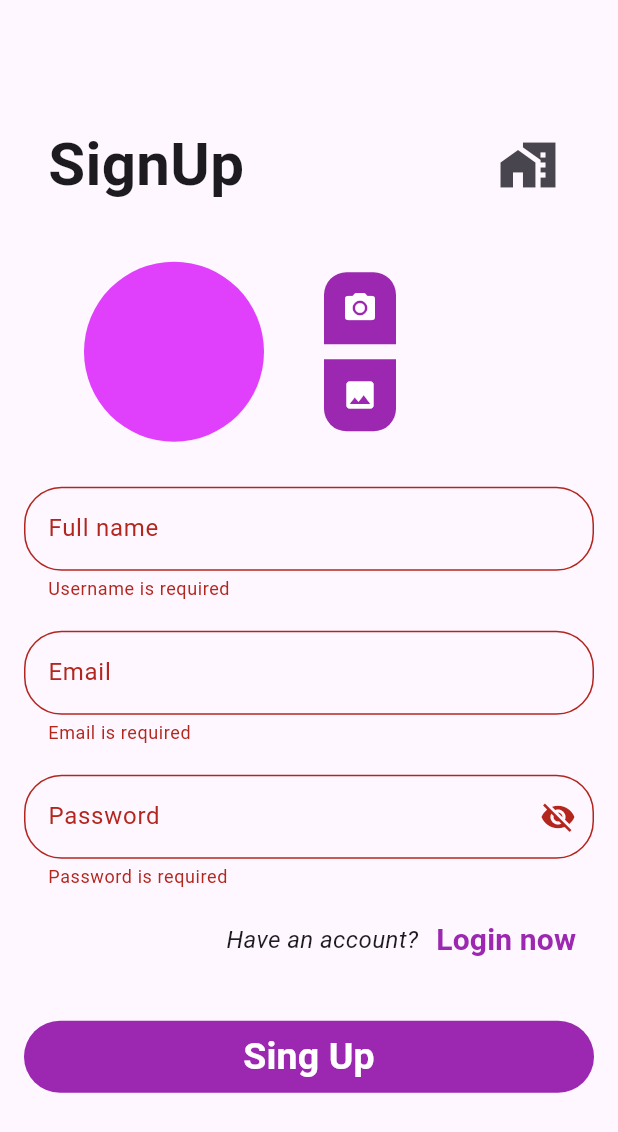
After one commit to AtalibAgAlmousleck/flutter-gradal-shop-app, a Flutter app: the CustomerRegister screen opened by its route, after a tap on "Sing Up", on a phone screen of 412 x 824 dp. The commit adds this screen. Shown: the top 1132 px of the screen. Run offline on Flutter 3.47's test engine with Material 3 defaults, Android fonts, the light colour scheme and no system bars; our stand-ins replace animated_text_kit.

Commit message:
Register UI first commit

```diff
--- /dev/null
+++ b/lib/authentication/customer_signup.dart
@@ -0,0 +1,182 @@
+// ignore_for_file: avoid_print
+
+import 'package:flutter/material.dart';
+
+import '../widgets/auth_widget.dart';
+
+class CustomerRegister extends StatefulWidget {
+  const CustomerRegister({super.key});
+
+  @override
+  State<CustomerRegister> createState() => _CustomerRegisterState();
+}
+
+class _CustomerRegisterState extends State<CustomerRegister> {
+  final GlobalKey<FormState> _formKey = GlobalKey<FormState>();
+  bool passwordVisibility = false;
+  @override
+  Widget build(BuildContext context) {
+    return Scaffold(
+      body: SafeArea(
+        child: Center(
+          child: SingleChildScrollView(
+            keyboardDismissBehavior: ScrollViewKeyboardDismissBehavior.onDrag,
+            reverse: true,
+            child: Padding(
+              padding: const EdgeInsets.all(16.0),
+              child: Form(
+                key: _formKey,
+                child: Column(
+                  children: [
+                    AuthHeaderLabel(
+                      headerLabel: 'SignUp',
+                    ),
+                    Row(
+                      children: [
+                        Padding(
+                          padding: const EdgeInsets.symmetric(
+                            vertical: 20,
+                            horizontal: 40,
+                          ),
+                          child: CircleAvatar(
+                            radius: 60,
+                            backgroundColor: Colors.purpleAccent,
+                          ),
+                        ),
+                        Column(
+                          children: [
+                            //! first container camera
+                            Container(
+                              decoration: BoxDecoration(
+                                color: Colors.purple,
+                                borderRadius: BorderRadius.only(
+                                  topLeft: Radius.circular(15),
+                                  topRight: Radius.circular(15),
+                                ),
+                              ),
+                              child: IconButton(
+                                icon: Icon(
+                                  Icons.camera_alt,
+                                  color: Colors.white,
+                                ),
+                                onPressed: () {
+                                  print('Pick image from camera');
+                                },
+                              ),
+                            ),
+                            SizedBox(
+                              height: 10,
+                            ),
+                            //!second container galary
+                            Container(
+                              decoration: BoxDecoration(
+                                color: Colors.purple,
+                                borderRadius: BorderRadius.only(
+                                  bottomLeft: Radius.circular(15),
+                                  bottomRight: Radius.circular(15),
+                                ),
+                              ),
+                              child: IconButton(
+                                icon: Icon(
+                                  Icons.photo,
+                                  color: Colors.white,
+                                ),
+                                onPressed: () {
+                                  print('Pick image from galary');
+                                },
+                              ),
+                            ),
+                          ],
+                        ),
+                      ],
+                    ),
+                    //! started text form for the registration form.
+                    Padding(
+                      padding: const EdgeInsets.symmetric(vertical: 10),
+                      child: TextFormField(
+                        validator: (value) {
+                          if (value!.isEmpty) {
+                            return "Username is required";
+                          }
+                          return null;
+                        },
+                        decoration: textFormDecoration.copyWith(
+                            labelText: 'Full name',
+                            hintText: 'Enter your Full name'),
+                      ),
+                    ),
+                    //! email
+                    Padding(
+                      padding: const EdgeInsets.symmetric(vertical: 10),
+                      child: TextFormField(
+                        validator: (value) {
+                          if (value!.isEmpty) {
+                            return "Email is required";
+                          } else if (value.isValidEmail() == false) {
+                            return 'Invalid email';
+                          } else if (value.isValidEmail() == true) {
+                            return null;
+                          }
+                          return null;
+                        },
+                        keyboardType: TextInputType.emailAddress,
+                        decoration: textFormDecoration.copyWith(
+                            labelText: 'Email', hintText: 'Enter your email'),
+                      ),
+                    ),
+                    //! password
+                    Padding(
+                      padding: const EdgeInsets.symmetric(vertical: 10),
+                      child: TextFormField(
+                        validator: (value) {
+                          if (value!.isEmpty) {
+                            return "Password is required";
+                          }
+                          return null;
+                        },
+                        obscureText: passwordVisibility,
+                        decoration: textFormDecoration.copyWith(
+                          suffixIcon: IconButton(
+                            onPressed: () {
+                              setState(() {
+                                passwordVisibility = !passwordVisibility;
+                              });
+                            },
+                            icon: Icon(
+                              passwordVisibility
+                                  ? Icons.visibility
+                                  : Icons.visibility_off,
+                            ),
+                          ),
+                          labelText: 'Password',
+                          hintText: 'Enter your password',
+                        ),
+                      ),
+                    ),
+                    //! text to login
+                    HaveAccount(
+                      haveAccount: 'Have an account?',
+                      actionLabel: 'Login',
+                      onPressed: () {},
+                    ),
+                    //! button
+                    AuthButton(
+                      onPressed: () {
+                        if (_formKey.currentState!.validate()) {
+                          print('valid');
+                        } else {
+                          print('not valid');
+                        }
+                      },
+                      textLabel: 'Sing Up',
+                    ),
+                  ],
+                ),
+              ),
+            ),
+          ),
+        ),
+      ),
+    );
+  }
+}
--- a/lib/main.dart
+++ b/lib/main.dart
@@ -1,4 +1,5 @@
 import 'package:flutter/material.dart';
+import 'package:gradal/authentication/customer_signup.dart';
 import 'package:gradal/main_screens/customer_home_screen.dart';
 import 'package:gradal/main_screens/supplier_home.dart';
 import 'package:gradal/main_screens/welcome_screen.dart';
@@ -20,6 +21,7 @@ class MyApp extends StatelessWidget {
         '/welcome_screen': (content) => WelcomeScreen(),
         '/customer_home': (context) => CustomerHomeScreen(),
         '/supplier_home': (context) => SupplierHomeScreen(),
+        '/customer_signup': (context) => CustomerRegister(),
       },
     );
   }
--- a/lib/main_screens/welcome_screen.dart
+++ b/lib/main_screens/welcome_screen.dart
@@ -182,7 +182,7 @@ class _WelcomeScreenState extends State<WelcomeScreen>
                   ),
                 ],
               ),
-              //! third container
+              //! third container for customer only
               Row(
                 mainAxisAlignment: MainAxisAlignment.start,
                 children: <Widget>[
@@ -205,16 +205,19 @@ class _WelcomeScreenState extends State<WelcomeScreen>
                             label: 'Login',
                             onPressed: () {
                               Navigator.pushReplacementNamed(
-                                  context,
-                                  '/customer_home',
-                                );
+                                context,
+                                '/customer_home',
+                              );
                             },
                             width: 0.25,
                           ),
                         ),
                         YellowButton(
                           label: 'Sign Up',
-                          onPressed: () {},
+                          onPressed: () {
+                            Navigator.pushReplacementNamed(
+                                context, '/customer_signup');
+                          },
                           width: 0.25,
                         ),
                         // Image(
--- /dev/null
+++ b/lib/widgets/auth_widget.dart
@@ -0,0 +1,138 @@
+import 'package:flutter/material.dart';
+
+class AuthButton extends StatelessWidget {
+  const AuthButton(
+      {super.key, required this.textLabel, required this.onPressed});
+
+  final String textLabel;
+  final Function() onPressed;
+
+  @override
+  Widget build(BuildContext context) {
+    return Padding(
+      padding: const EdgeInsets.symmetric(vertical: 30),
+      child: Material(
+        color: Colors.purple,
+        borderRadius: BorderRadius.circular(25),
+        child: MaterialButton(
+          minWidth: double.infinity,
+          onPressed: onPressed,
+          child: Text(
+            textLabel,
+            style: TextStyle(
+              fontSize: 25,
+              fontWeight: FontWeight.bold,
+              color: Colors.white,
+            ),
+          ),
+        ),
+      ),
+    );
+  }
+}
+
+class HaveAccount extends StatelessWidget {
+  const HaveAccount({
+    super.key,
+    required this.haveAccount,
+    required this.actionLabel,
+    required this.onPressed,
+  });
+
+  final String haveAccount;
+  final String actionLabel;
+  final Function() onPressed;
+
+  @override
+  Widget build(BuildContext context) {
+    return Row(
+      mainAxisAlignment: MainAxisAlignment.end,
+      children: [
+        Text(
+          haveAccount,
+          style: TextStyle(
+            fontSize: 16,
+            fontStyle: FontStyle.italic,
+          ),
+        ),
+        TextButton(
+          onPressed: onPressed,
+          child: Text(
+            'Login now',
+            style: TextStyle(
+              fontSize: 20,
+              color: Colors.purple,
+              fontWeight: FontWeight.bold,
+            ),
+          ),
+        ),
+      ],
+    );
+  }
+}
+
+class AuthHeaderLabel extends StatelessWidget {
+  const AuthHeaderLabel({super.key, required this.headerLabel});
+
+  final String headerLabel;
+
+  @override
+  Widget build(BuildContext context) {
+    return Padding(
+      padding: const EdgeInsets.all(16.0),
+      child: Row(
+        mainAxisAlignment: MainAxisAlignment.spaceBetween,
+        children: [
+          Text(
+            headerLabel,
+            style: TextStyle(
+              fontSize: 40,
+              fontWeight: FontWeight.bold,
+            ),
+          ),
+          IconButton(
+            onPressed: () {
+              Navigator.pushReplacementNamed(context, 'customer_screen');
+            },
+            icon: Icon(
+              Icons.home_work,
+              size: 40,
+            ),
+          ),
+        ],
+      ),
+    );
+  }
+}
+
+var textFormDecoration = InputDecoration(
+  labelText: 'Full name',
+  hintText: 'Please enter full name',
+  border: OutlineInputBorder(
+    borderRadius: BorderRadius.circular(25),
+  ),
+  enabledBorder: OutlineInputBorder(
+    borderSide: BorderSide(
+      color: Colors.purple,
+      width: 1,
+    ),
+    borderRadius: BorderRadius.circular(25),
+  ),
+  focusedBorder: OutlineInputBorder(
+    borderSide: BorderSide(
+      color: Colors.deepPurpleAccent,
+      width: 2,
+    ),
+    borderRadius: BorderRadius.circular(25),
+  ),
+);
+
+extension EmailValidator on String {
+  bool isValidEmail() {
+    return RegExp(
+            r'^([a-zA-Z0-9]+)([\-\_\.]*)([a-zA-Z0-9]*)([@])([a-zA-Z0-9]{2,})([\.][a-zA-Z]{2,3})$')
+        .hasMatch(this);
+    //r'^([a-zA-Z0-9]+)([\-\_\.]*)([a-zA-Z0-9]*)([@])([a-zA-Z0-9]{2,})([\.][a-zA-Z]{2,3})$')
+    //r'^[a-zA-Z0-9]+[\-\_\.]*[a-zA-Z0-9]*[@][a-zA-Z0-9]{2,}[\.][a-zA-Z0-9]{2,3}$'
+  }
+}
```
